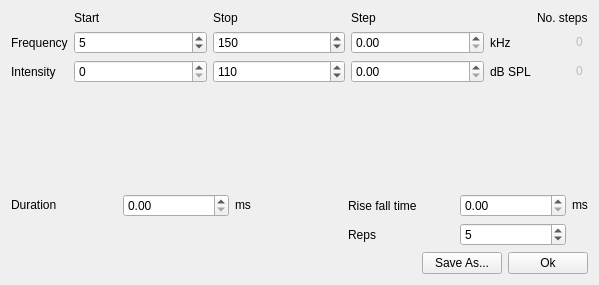
Old version of the form spikeylab/stim/tuning_curve.ui in the repository portfors-lab/sparkle.
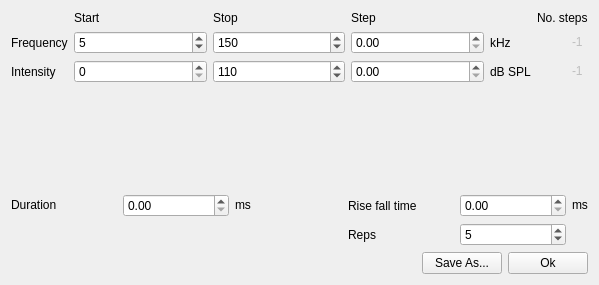
New version of the form. Custom widgets are drawn as their Qt base class.

Commit message: TC editor updates text color on creation

```diff
--- a/spikeylab/stim/tuning_curve.ui
+++ b/spikeylab/stim/tuning_curve.ui
@@ -182,7 +182,7 @@
         <string/>
        </property>
        <property name="text">
-        <string>0</string>
+        <string>-1</string>
        </property>
        <property name="frame">
         <bool>false</bool>
@@ -210,7 +210,7 @@
         </size>
        </property>
        <property name="text">
-        <string>0</string>
+        <string>-1</string>
        </property>
        <property name="frame">
         <bool>false</bool>
```
The commit also changes 1 other file.
